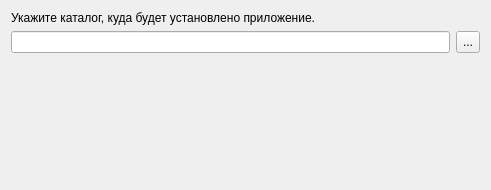
This is installer/packages/com.cryptominer.app/meta/targetwidget.ui in Purik/NiceHashMinerLegacy as Qt 5 draws it before an edit. The edited form follows.
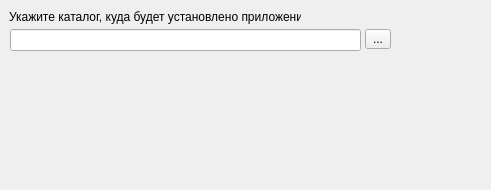
This is the edited form.

What changed in the file:
```diff
--- a/installer/packages/com.cryptominer.app/meta/targetwidget.ui
+++ b/installer/packages/com.cryptominer.app/meta/targetwidget.ui
@@ -25,25 +25,28 @@
   <property name="windowTitle">
    <string>Form</string>
   </property>
-  <layout class="QVBoxLayout" name="verticalLayout">
-   <item>
     <widget class="QLabel" name="label_2">
+   <property name="geometry">
+    <rect>
+     <x>9</x>
+     <y>9</y>
+     <width>292</width>
+     <height>16</height>
+    </rect>
+   </property>
      <property name="text">
       <string>Укажите каталог, куда будет установлено приложение.</string>
      </property>
     </widget>
-   </item>
-   <item>
-    <layout class="QHBoxLayout" name="horizontalLayout">
-     <item>
-      <widget class="QLineEdit" name="targetDirectory">
-       <property name="readOnly">
-        <bool>true</bool>
-       </property>
-      </widget>
-     </item>
-     <item>
       <widget class="QToolButton" name="targetChooser">
+   <property name="geometry">
+    <rect>
+     <x>365</x>
+     <y>29</y>
+     <width>26</width>
+     <height>20</height>
+    </rect>
+   </property>
        <property name="sizePolicy">
         <sizepolicy hsizetype="Fixed" vsizetype="Preferred">
          <horstretch>0</horstretch>
@@ -60,23 +63,19 @@
         <string>...</string>
        </property>
       </widget>
-     </item>
-    </layout>
-   </item>
-   <item>
-    <spacer name="verticalSpacer">
-     <property name="orientation">
-      <enum>Qt::Vertical</enum>
-     </property>
-     <property name="sizeHint" stdset="0">
-      <size>
-       <width>20</width>
-       <height>122</height>
-      </size>
-     </property>
-    </spacer>
-   </item>
-  </layout>
+  <widget class="QLineEdit" name="targetDirectory">
+   <property name="geometry">
+    <rect>
+     <x>10</x>
+     <y>29</y>
+     <width>351</width>
+     <height>22</height>
+    </rect>
+   </property>
+   <property name="readOnly">
+    <bool>true</bool>
+   </property>
+  </widget>
  </widget>
  <resources/>
  <connections/>
```
Lines whose indentation alone changed are shown as unchanged.
